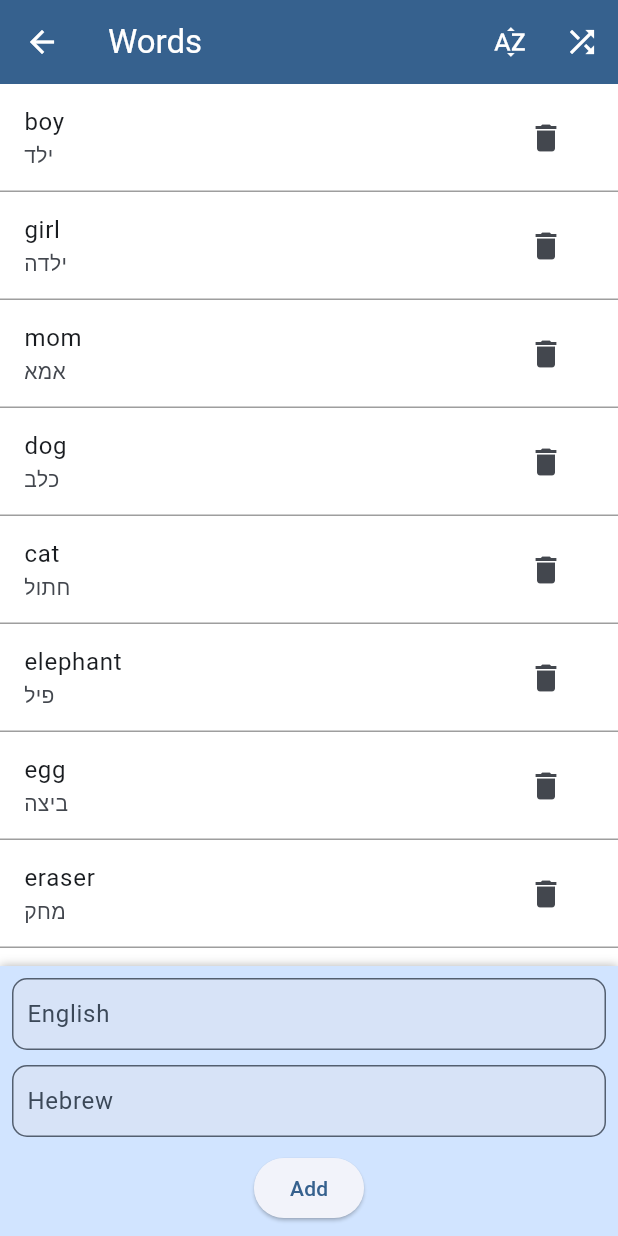
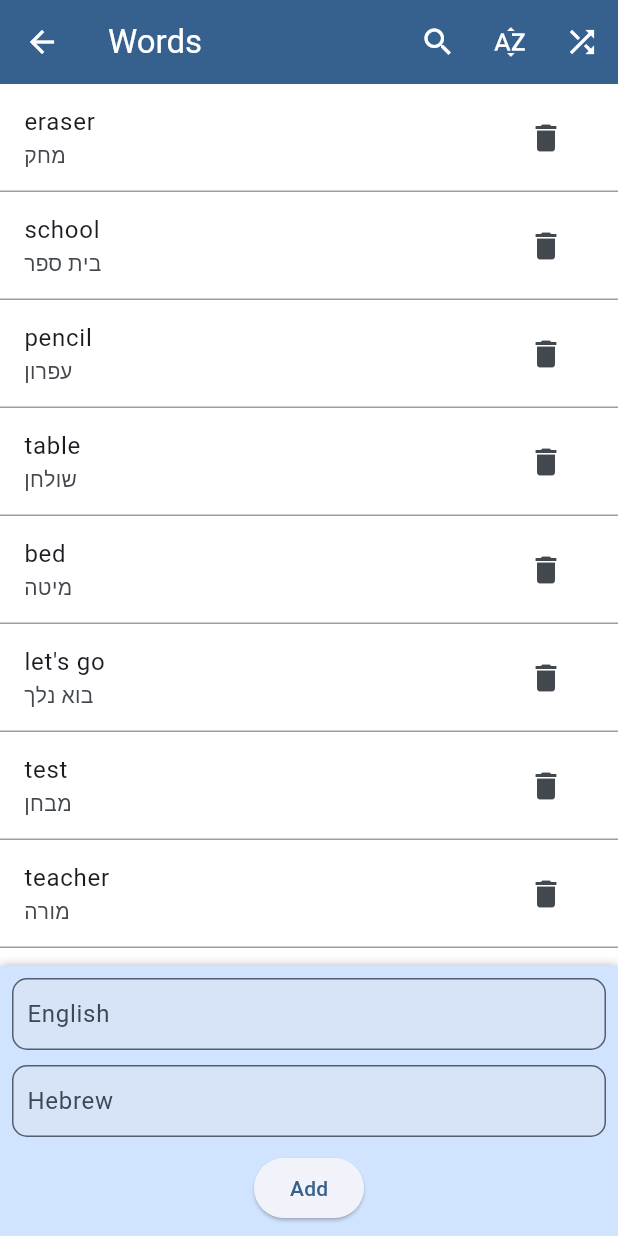
Before and after one commit to hedshafran/learning-english, a Flutter app: the WordsBankPage screen opened by its route, on a phone screen of 412 x 824 dp. Run offline on Flutter 3.47's test engine with Material 3 defaults, Android fonts, the phone set to English and light mode, and no system bars; our stand-ins replace flutter_tts, shared_preferences; accounts and stored records are empty.

Commit message:
Added a search bar to the words bank

```diff
--- a/lib/pages/words_bank_page.dart
+++ b/lib/pages/words_bank_page.dart
@@ -15,20 +15,50 @@
   final _formKey2 = GlobalKey<FormState>();
   String _english = '';
   String _hebrew = '';
+  String _searchQuery = '';
+  bool _isSearching = false;
 
   @override
   Widget build(BuildContext context) {
     var wordsProvider = Provider.of<WordsProvider>(context);
     var words = wordsProvider.words;
 
+    var filteredWords = _isSearching
+        ? words.where((word) => word.english.toLowerCase().contains(_searchQuery.toLowerCase()) || word.hebrew.contains(_searchQuery)).toList()
+        : words;
+
     return Scaffold(
       appBar: AppBar(
         iconTheme:
             IconThemeData(color: Theme.of(context).colorScheme.onPrimary),
         backgroundColor: Theme.of(context).colorScheme.primary,
-        title: Text('Words',
-            style: TextStyle(color: Theme.of(context).colorScheme.onPrimary)),
+        title: _isSearching
+            ? TextField(
+                autofocus: true,
+                decoration: InputDecoration(
+                  hintText: 'Search...',
+                  border: InputBorder.none,
+                  hintStyle: TextStyle(color: Theme.of(context).colorScheme.onPrimary),
+                ),
+                style: TextStyle(color: Theme.of(context).colorScheme.onPrimary),
+                onChanged: (value) {
+                  setState(() {
+                    _searchQuery = value;
+                  });
+                },
+              )
+            : Text('Words',
+                style: TextStyle(color: Theme.of(context).colorScheme.onPrimary)),
         actions: [
+          IconButton(
+            icon: Icon(_isSearching ? Icons.clear : Icons.search),
+            onPressed: () {
+              setState(() {
+                _isSearching = !_isSearching;
+                _searchQuery = '';
+              });
+            },
+          ),
           IconButton(
             icon: const Icon(Icons.sort_by_alpha),
             onPressed: () {
@@ -47,9 +77,9 @@
         children: [
           Expanded(
             child: ListView.separated(
-              itemCount: words.length,
+              itemCount: filteredWords.length,
               itemBuilder: (context, index) {
-                var word = words[index];
+                var word = filteredWords[index];
                 return ListTile(
                   title: Text(word.english),
                   subtitle: Text(word.hebrew),
--- a/lib/providers/default_words.dart
+++ b/lib/providers/default_words.dart
@@ -154,8 +154,164 @@
   Word(english: 'magic', hebrew: 'קסם', color: WordColor.newWord),
   Word(english: 'head', hebrew: 'ראש', color: WordColor.newWord),
   Word(english: 'quiet', hebrew: 'שקט', color: WordColor.newWord),
+  Word(english: 'top', hebrew: 'למעלה/עליון/מכסה', color: WordColor.newWord),
+  Word(english: 'ice cream', hebrew: 'גלידה', color: WordColor.newWord),
+  Word(english: 'candy', hebrew: 'סוכרייה', color: WordColor.newWord),
+  Word(english: 'cake', hebrew: 'עוגה', color: WordColor.newWord),
+];
+
+List<Word> nextQuizWords = [
+  Word(english: 'eraser', hebrew: 'מחק', color: WordColor.newWord),
+  Word(english: 'school', hebrew: 'בית ספר', color: WordColor.newWord),
+  Word(english: 'pencil', hebrew: 'עפרון', color: WordColor.newWord),
+  Word(english: 'table', hebrew: 'שולחן', color: WordColor.newWord),
+  Word(english: 'bed', hebrew: 'מיטה', color: WordColor.newWord),
+  Word(english: 'let\'s go', hebrew: 'בוא נלך', color: WordColor.newWord),
+  Word(english: 'test', hebrew: 'מבחן', color: WordColor.newWord),
+  Word(english: 'teacher', hebrew: 'מורה', color: WordColor.newWord),
+  Word(english: 'pen', hebrew: 'עט', color: WordColor.newWord),
+  Word(english: 'pencile case', hebrew: 'קלמר', color: WordColor.newWord),
+  Word(english: 'hat', hebrew: 'כובע', color: WordColor.newWord),
+  Word(english: 'add', hebrew: 'להוסיף', color: WordColor.newWord),
+  Word(english: 'plus', hebrew: 'פלוס', color: WordColor.newWord),
+  Word(english: 'stand up', hebrew: 'קום', color: WordColor.newWord),
+  Word(english: 'sit down', hebrew: 'שב', color: WordColor.newWord),
+  Word(english: 'in', hebrew: 'בתוך', color: WordColor.newWord),
+  Word(english: 'on', hebrew: 'על', color: WordColor.newWord),
+  Word(english: 'pupil', hebrew: 'תלמיד', color: WordColor.newWord),
+  Word(english: 'picture', hebrew: 'תמונה', color: WordColor.newWord),
+  Word(english: 'chair', hebrew: 'כיסא', color: WordColor.newWord),
+  Word(english: 'lost', hebrew: 'אבוד', color: WordColor.newWord),
+  Word(english: 'ask', hebrew: 'לשאול', color: WordColor.newWord),
+  Word(english: 'where\'s...?', hebrew: 'איפה...?', color: WordColor.newWord),
+  Word(english: 'it\'s in', hebrew: 'זה בתוך', color: WordColor.newWord),
+  Word(english: 'it\'s on', hebrew: 'זה על', color: WordColor.newWord),
+  Word(english: 'play', hebrew: 'לשחק', color: WordColor.newWord),
+  Word(english: 'sing', hebrew: 'לשיר', color: WordColor.newWord),
+  Word(english: 'run', hebrew: 'לרוץ', color: WordColor.newWord),
+  Word(english: 'rest', hebrew: 'לנוח', color: WordColor.newWord),
+  Word(english: 'hen', hebrew: 'תרנגולת', color: WordColor.newWord),
+  Word(english: 'rabbit', hebrew: 'ארנבת', color: WordColor.newWord),
+  Word(english: 'best', hebrew: 'הכי טוב / טוב ביותר', color: WordColor.newWord),
+  Word(english: 'what\'s this?', hebrew: 'מה זה?', color: WordColor.newWord),
+  Word(english: 'family', hebrew: 'משפחה', color: WordColor.newWord),
+  Word(english: 'fish', hebrew: 'דג', color: WordColor.newWord),
+  Word(english: 'pet', hebrew: 'חיית מחמד', color: WordColor.newWord),
+  Word(english: 'birthday', hebrew: 'יום הולדת', color: WordColor.newWord),
+  Word(english: 'card', hebrew: 'כרטיס', color: WordColor.newWord),
+  Word(english: 'swim', hebrew: 'לשחות', color: WordColor.newWord),
+  Word(english: 'you', hebrew: 'אתה', color: WordColor.newWord),
+  Word(english: 'there\'s a', hebrew: 'יש', color: WordColor.newWord),
+  Word(english: 'happy birthday', hebrew: 'יום הולדת שמח', color: WordColor.newWord),
+  Word(english: 'under', hebrew: 'מתחת', color: WordColor.newWord),
+  Word(english: 'umbrella', hebrew: 'מטריה', color: WordColor.newWord),
+  Word(english: 'jump', hebrew: 'לקפוץ', color: WordColor.newWord),
+  Word(english: 'party', hebrew: 'מסיבה', color: WordColor.newWord),
+  Word(english: 'game', hebrew: 'משחק', color: WordColor.newWord),
+  Word(english: 'foot', hebrew: 'כף רגל', color: WordColor.newWord),
+  Word(english: 'glad', hebrew: 'שמח', color: WordColor.newWord),
+  Word(english: 'put', hebrew: 'לשים', color: WordColor.newWord),
+  Word(english: 'play a game', hebrew: 'לשחק משחק', color: WordColor.newWord),
+  Word(english: 'king', hebrew: 'מלך', color: WordColor.newWord),
+  Word(english: 'water', hebrew: 'מים', color: WordColor.newWord),
+  Word(english: 'window', hebrew: 'חלון', color: WordColor.newWord),
+  Word(english: 'queen', hebrew: 'מלכה', color: WordColor.newWord),
+  Word(english: 'eyes', hebrew: 'עיניים', color: WordColor.newWord),
+  Word(english: 'ears', hebrew: 'אוזניים', color: WordColor.newWord),
+  Word(english: 'monkey', hebrew: 'קוף', color: WordColor.newWord),
+  Word(english: 'i can', hebrew: 'אני יכול', color: WordColor.newWord),
+  Word(english: 'me', hebrew: 'אני', color: WordColor.newWord),
+  Word(english: 'zoo', hebrew: 'גן חיות', color: WordColor.newWord),
+  Word(english: 'quiet', hebrew: 'שקט', color: WordColor.newWord),
   Word(english: 'top', hebrew: 'ראש', color: WordColor.newWord),
   Word(english: 'ice cream', hebrew: 'גלידה', color: WordColor.newWord),
   Word(english: 'candy', hebrew: 'סוכרייה', color: WordColor.newWord),
   Word(english: 'cake', hebrew: 'עוגה', color: WordColor.newWord),
+  Word(english: 'cut', hebrew: 'לחתוך', color: WordColor.newWord),
+  Word(english: 'my', hebrew: 'שלי', color: WordColor.newWord),
+  Word(english: 'van', hebrew: 'רכב גדול', color: WordColor.newWord),
+  Word(english: 'magic', hebrew: 'קסם', color: WordColor.newWord),
+  Word(english: 'head', hebrew: 'ראש', color: WordColor.newWord),
+  Word(english: 'kid', hebrew: 'ילד', color: WordColor.newWord),
+  Word(english: 'long', hebrew: 'ארוך', color: WordColor.newWord),
+  Word(english: 'great', hebrew: 'נהדר', color: WordColor.newWord),
+  Word(english: 'talk', hebrew: 'לדבר', color: WordColor.newWord),
+  Word(english: 'hot', hebrew: 'חם', color: WordColor.newWord),
+  Word(english: 'cold', hebrew: 'קר', color: WordColor.newWord),
+  Word(english: 'living room', hebrew: 'סלון', color: WordColor.newWord),
+  Word(english: 'farm', hebrew: 'חווה', color: WordColor.newWord),
+  Word(english: 'how\'s the weather?', hebrew: 'איך מזג האוויר?', color: WordColor.newWord),
+  Word(english: 'it\'s hot and sunny', hebrew: 'הוא חם ושמשי', color: WordColor.newWord),
+  Word(english: 'he', hebrew: 'הוא', color: WordColor.newWord),
+  Word(english: 'she', hebrew: 'היא', color: WordColor.newWord),
+  Word(english: 'mouse', hebrew: 'עכבר', color: WordColor.newWord),
+  Word(english: 'sheep', hebrew: 'כבשה', color: WordColor.newWord),
+  Word(english: 'tree', hebrew: 'עץ', color: WordColor.newWord),
+  Word(english: 'friend', hebrew: 'חבר', color: WordColor.newWord),
+  Word(english: 'job', hebrew: 'עבודה', color: WordColor.newWord),
+  Word(english: 'soft', hebrew: 'רך', color: WordColor.newWord),
+  Word(english: 'fun', hebrew: 'כיף', color: WordColor.newWord),
+  Word(english: 'it\'s near', hebrew: 'זה קרוב', color: WordColor.newWord),
+  Word(english: 'cow', hebrew: 'פרה', color: WordColor.newWord),
+  Word(english: 'carrot', hebrew: 'גזר', color: WordColor.newWord),
+  Word(english: 'leg', hebrew: 'רגל', color: WordColor.newWord),
+  Word(english: 'brown', hebrew: 'חום', color: WordColor.newWord),
+  Word(english: 'they', hebrew: 'הם', color: WordColor.newWord),
+  Word(english: 'now', hebrew: 'עכשיו', color: WordColor.newWord),
+  Word(english: 'hungry', hebrew: 'רעב', color: WordColor.newWord),
+  Word(english: 'come and see', hebrew: 'בוא ותראה', color: WordColor.newWord),
+  Word(english: 'lamp', hebrew: 'מנורה', color: WordColor.newWord),
+  Word(english: 'mat', hebrew: 'שטיח', color: WordColor.newWord),
+  Word(english: 'milk', hebrew: 'חלב', color: WordColor.newWord),
+  Word(english: 'floor', hebrew: 'רצפה', color: WordColor.newWord),
+  Word(english: 'garden', hebrew: 'גינה', color: WordColor.newWord),
+  Word(english: 'kitchen', hebrew: 'מטבח', color: WordColor.newWord),
+  Word(english: 'mad', hebrew: 'כועס/משוגע', color: WordColor.newWord),
+  Word(english: 'it\'s not', hebrew: 'זה לא', color: WordColor.newWord),
+  Word(english: 'lunch', hebrew: 'ארוחת צהריים', color: WordColor.newWord),
+  Word(english: 'juice', hebrew: 'מיץ', color: WordColor.newWord),
+  Word(english: 'cookie', hebrew: 'עוגייה', color: WordColor.newWord),
+  Word(english: 'chicken', hebrew: 'תרנגולת', color: WordColor.newWord),
+  Word(english: 'car', hebrew: 'מכונית', color: WordColor.newWord),
+  Word(english: 'plan', hebrew: 'תוכנית', color: WordColor.newWord),
+  Word(english: 'eat', hebrew: 'לאכול', color: WordColor.newWord),
+  Word(english: 'i want..., please', hebrew: 'אני רוצה..., בבקשה', color: WordColor.newWord),
+  Word(english: 'cheese', hebrew: 'גבינה', color: WordColor.newWord),
+  Word(english: 'bus', hebrew: 'אוטובוס', color: WordColor.newWord),
+  Word(english: 'ride', hebrew: 'נסיעה', color: WordColor.newWord),
+  Word(english: 'get', hebrew: 'לקבל', color: WordColor.newWord),
+  Word(english: 'cost', hebrew: 'עלות', color: WordColor.newWord),
+  Word(english: 'who is...?', hebrew: 'מי...?', color: WordColor.newWord),
+  Word(english: 'that\'s...', hebrew: 'זה...', color: WordColor.newWord),
+  Word(english: 'shop', hebrew: 'חנות', color: WordColor.newWord),
+  Word(english: 'short', hebrew: 'קצר', color: WordColor.newWord),
+  Word(english: 'chocolate', hebrew: 'שוקולד', color: WordColor.newWord),
+  Word(english: 'orange', hebrew: 'תפוז/כתום', color: WordColor.newWord),
+  Word(english: 'men', hebrew: 'גברים', color: WordColor.newWord),
+  Word(english: 'us', hebrew: 'אנחנו', color: WordColor.newWord),
+  Word(english: 'half', hebrew: 'חצי', color: WordColor.newWord),
+  Word(english: 'who has...?', hebrew: 'למי יש...?', color: WordColor.newWord),
+  Word(english: 'children', hebrew: 'ילדים', color: WordColor.newWord),
+  Word(english: 'bird', hebrew: 'ציפור', color: WordColor.newWord),
+  Word(english: 'snake', hebrew: 'נחש', color: WordColor.newWord),
+  Word(english: 'fly', hebrew: 'לעוף', color: WordColor.newWord),
+  Word(english: 'send', hebrew: 'לשלוח', color: WordColor.newWord),
+  Word(english: 'from', hebrew: 'מ-', color: WordColor.newWord),
+  Word(english: 'both', hebrew: 'שניהם', color: WordColor.newWord),
+  Word(english: 'what\'s in the...?', hebrew: 'מה יש ב...?', color: WordColor.newWord),
+  Word(english: 'Sunday', hebrew: 'ראשון', color: WordColor.newWord),
+  Word(english: 'Monday', hebrew: 'שני', color: WordColor.newWord),
+  Word(english: 'Tuesday', hebrew: 'שלישי', color: WordColor.newWord),
+  Word(english: 'Wednesday', hebrew: 'רביעי', color: WordColor.newWord),
+  Word(english: 'Thursday', hebrew: 'חמישי', color: WordColor.newWord),
+  Word(english: 'Friday', hebrew: 'שישי', color: WordColor.newWord),
+  Word(english: 'Saturday', hebrew: 'שבת', color: WordColor.newWord),
+  Word(english: 'on...', hebrew: 'ב...', color: WordColor.newWord),
+  Word(english: 'home', hebrew: 'בית', color: WordColor.newWord),
+  Word(english: 'trip', hebrew: 'טיול', color: WordColor.newWord),
+  Word(english: 'camp', hebrew: 'מחנה/קייטנה', color: WordColor.newWord),
+  Word(english: 'summer', hebrew: 'קיץ', color: WordColor.newWord),
+  Word(english: 'lake', hebrew: 'אגם', color: WordColor.newWord),
+  Word(english: 'last', hebrew: 'אחרון', color: WordColor.newWord),
+  Word(english: 'at home', hebrew: 'בבית', color: WordColor.newWord),
 ];
--- a/lib/providers/words_provider.dart
+++ b/lib/providers/words_provider.dart
@@ -107,7 +107,7 @@
       }
 
       if (_words.isEmpty) {
-        _words = defaultWords;
+        _words = nextQuizWords;
         _filteredWords = _words;
         saveWords();
       }
```
